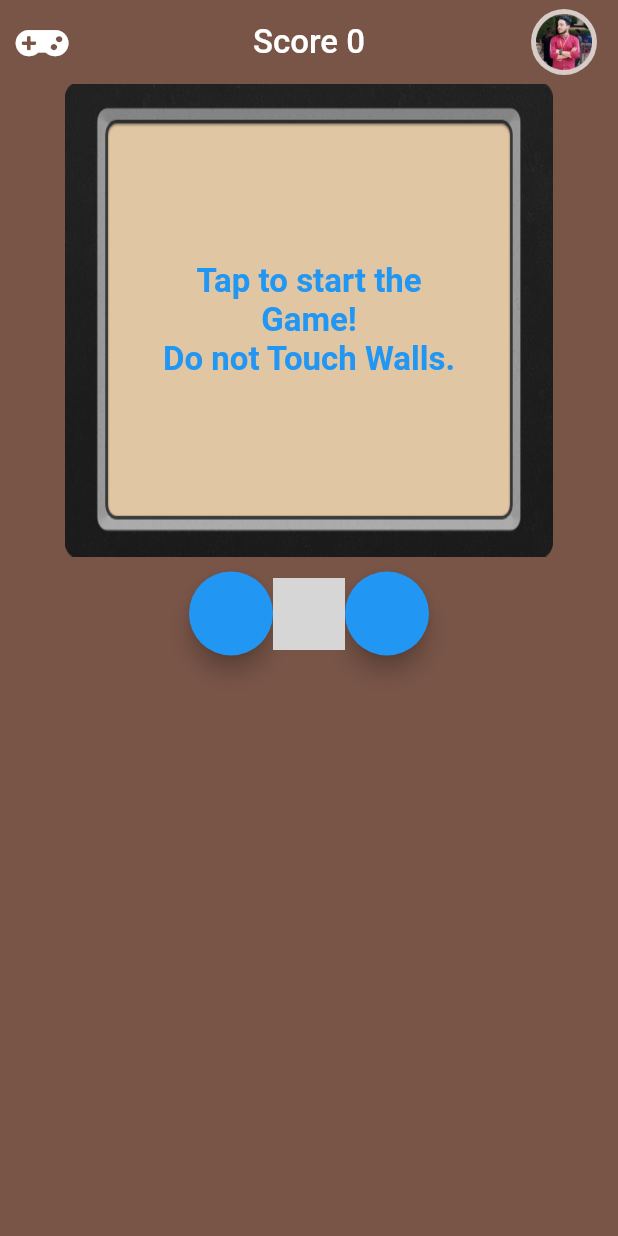
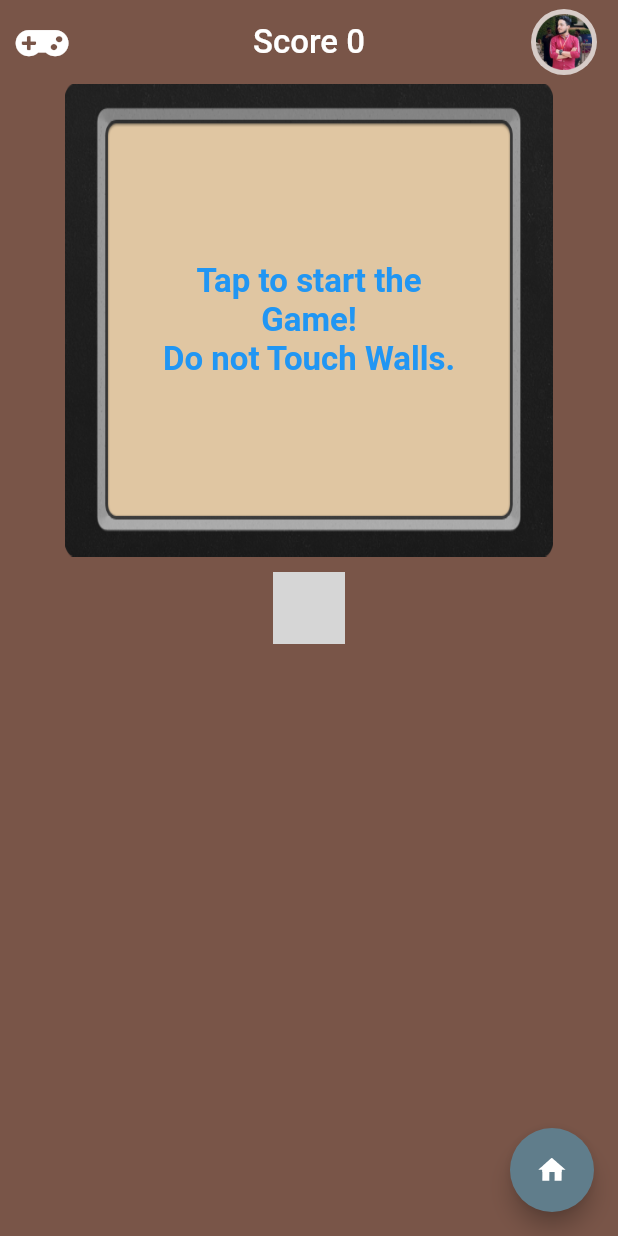
Before and after one commit to uzairleo/leo_snake_game, a Flutter app: the screen it shows after launch, on a phone screen of 412 x 824 dp. Run offline on Flutter 3.47's test engine with Material 2 defaults, Android fonts, the phone set to English and light mode, and no system bars; drawn by our look-alikes of flutter_speed_dial; our stand-ins replace font_awesome_flutter; missing offline and left inert: control_pad; grey boxes are pictures that could not be loaded.

Commit message:
implement Animated FAB

```diff
--- a/lib/customJoyStick/customJoystick.dart
+++ b/lib/customJoyStick/customJoystick.dart
@@ -1,8 +1,11 @@
 import 'package:control_pad/views/circle_view.dart';
 import 'package:flutter/material.dart';
+import 'package:flutter_speed_dial/flutter_speed_dial.dart';
+import 'package:font_awesome_flutter/font_awesome_flutter.dart';
 import '../GameLogic/Game.dart';
-
-
+//after this map and then after this try to create without buttons
+//and after that try quran pdf
+var playIcon=FontAwesomeIcons.play;
 class CustomJoyStick extends StatefulWidget {
   @override
   _CustomJoyStickState createState() => _CustomJoyStickState();
@@ -16,7 +19,6 @@ class _CustomJoyStickState extends State<CustomJoyStick> {
           child: Row(
             mainAxisAlignment: MainAxisAlignment.center,
             children: <Widget>[
-              customFab(),
               Stack(
                 children: <Widget>[
                   CircleView.joystickCircle(
@@ -85,16 +87,17 @@ class _CustomJoyStickState extends State<CustomJoyStick> {
                   ),
 
                   Positioned(
-                    left: 50.0,
-                    top: 51.5,
-                    child:Icon(Icons.tag_faces,size: 80,color:Colors.white24,)
+                    left: 60.0,
+                    top: 62.5,
+                    child:AnimatedContainer(
+                      duration: Duration(milliseconds: 500),
+                      child: Icon(FontAwesomeIcons.gamepad,size: 50,color:Colors.white24,))
                   ),
                              ],
               ),
-              customFab(),
-            ],
-          ));
+            ]));
   }
+
   customFab({double width,double height,Function onpressed,Widget child})
   {
     return AnimatedContainer(
--- a/lib/gameLogic/Game.dart
+++ b/lib/gameLogic/Game.dart
@@ -2,6 +2,7 @@ import 'dart:async';
 import 'dart:math';
 import 'package:flutter/material.dart';
 import 'package:flutter/widgets.dart';
+import 'package:flutter_speed_dial/flutter_speed_dial.dart';
 import 'package:font_awesome_flutter/font_awesome_flutter.dart';
 import 'package:leo_snake_game/Widgets/Aboutme.dart';
 import '../customJoyStick/customJoystick.dart';
@@ -27,32 +28,50 @@ class _GameState extends State<Game> {
   @override
   void initState() {
     super.initState();
-    // Timer.periodic(Duration(seconds: 1),onTimeChanged);
   }
-  // onTimeChanged(Timer timer)
-  // {
-  //   setState(() {
-
-  //     (pointSize==15.5)?
-  //     pointSize=30.5:pointSize=15.5;
-  //   });
-  // }
 
   @override
   Widget build(BuildContext context) {
     return Scaffold(
-      drawer: Drawer(child: Text("")),
-      appBar: gameAppBar(),
-      backgroundColor: Colors.brown[500],
-      body: gameBody(),
-      // floatingActionButton: Container(
-      //   width: 40,
-      //   child: FloatingActionButton(
-      //     backgroundColor: Colors.blueGrey,
-      //     onPressed: (){},
-      //     child: Icon(Icons.settings),
-      // ),
-      // ),
+        appBar: gameAppBar(),
+        backgroundColor: Colors.brown[500],
+        body: gameBody(),
+        floatingActionButton: customAnimatedFab());
+  }
+
+  customAnimatedFab() {
+    return SpeedDial(
+      // elevation: 0,
+      tooltip: "Menu",
+      animatedIcon: AnimatedIcons.home_menu,
+      animatedIconTheme: IconThemeData(size: 22.0),
+      // child: Icon(Icons.add),
+      onOpen: () => print('OPENING DIAL'),
+      onClose: () => print('DIAL CLOSED'),
+      visible: true,
+      backgroundColor: Colors.blueGrey,
+      overlayColor: Colors.transparent,
+      shape: CircleBorder(),
+      animationSpeed: 5,
+      curve: Curves.elasticInOut,
+      children: [
+        SpeedDialChild(
+          child: Icon(FontAwesomeIcons.lightbulb, color: Colors.white),
+          backgroundColor: Colors.green,
+          onTap: () => print('SECOND CHILD'),
+          // label: 'Second Child',
+          labelStyle: TextStyle(fontWeight: FontWeight.w500),
+          labelBackgroundColor: Colors.green,
+        ),
+        SpeedDialChild(
+          child: Icon(Icons.help, color: Colors.white),
+          backgroundColor: Colors.blue,
+          onTap: () => print('FIRST CHILD'),
+          // label: 'First Child',
+          labelStyle: TextStyle(fontWeight: FontWeight.w500),
+          labelBackgroundColor: Colors.deepOrangeAccent,
+        ),
+      ],
     );
   }
 
@@ -66,13 +85,13 @@ class _GameState extends State<Game> {
       ),
       actions: <Widget>[
         GestureDetector(
-          onTap: (){
+          onTap: () {
             showAboutmeSheet(context);
           },
-                  child: CircleAvatar(
+          child: CircleAvatar(
             backgroundColor: Colors.white70,
             radius: 22,
-                    child: Container(
+            child: Container(
               width: 37,
               height: 37,
               decoration: BoxDecoration(
@@ -84,7 +103,7 @@ class _GameState extends State<Game> {
             ),
           ),
         ),
-        SizedBox(width:14.0)
+        SizedBox(width: 14.0)
         // IconButton(
         //     icon: Icon(FontAwesomeIcons.smile),
         //     onPressed: () {
```
